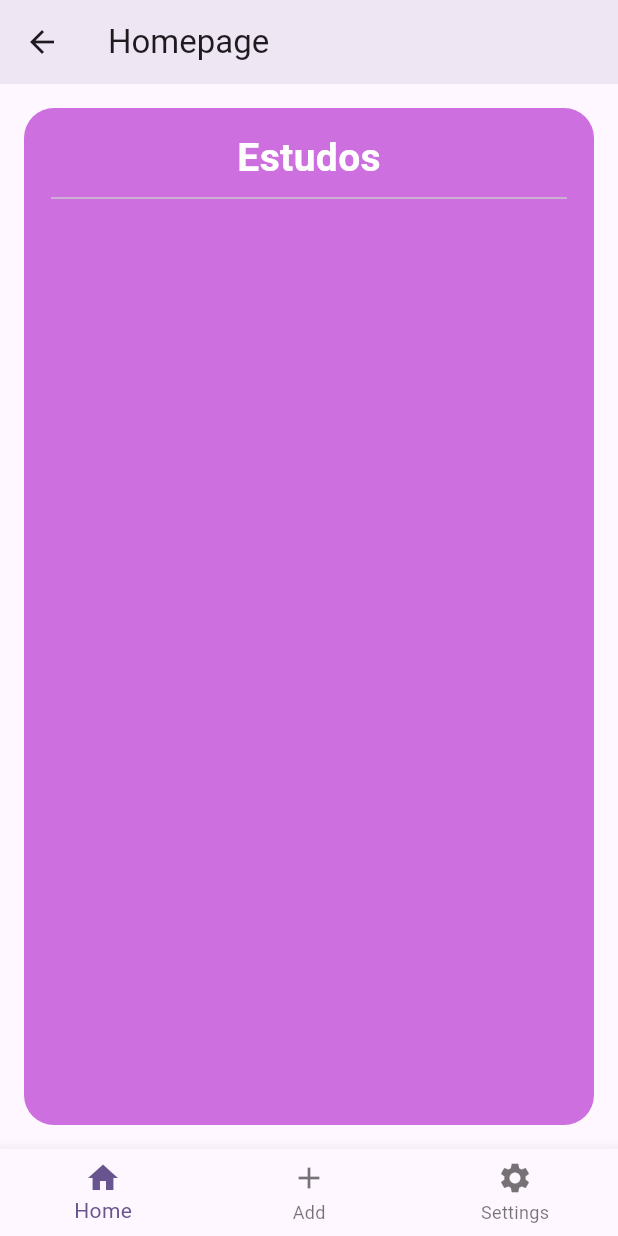
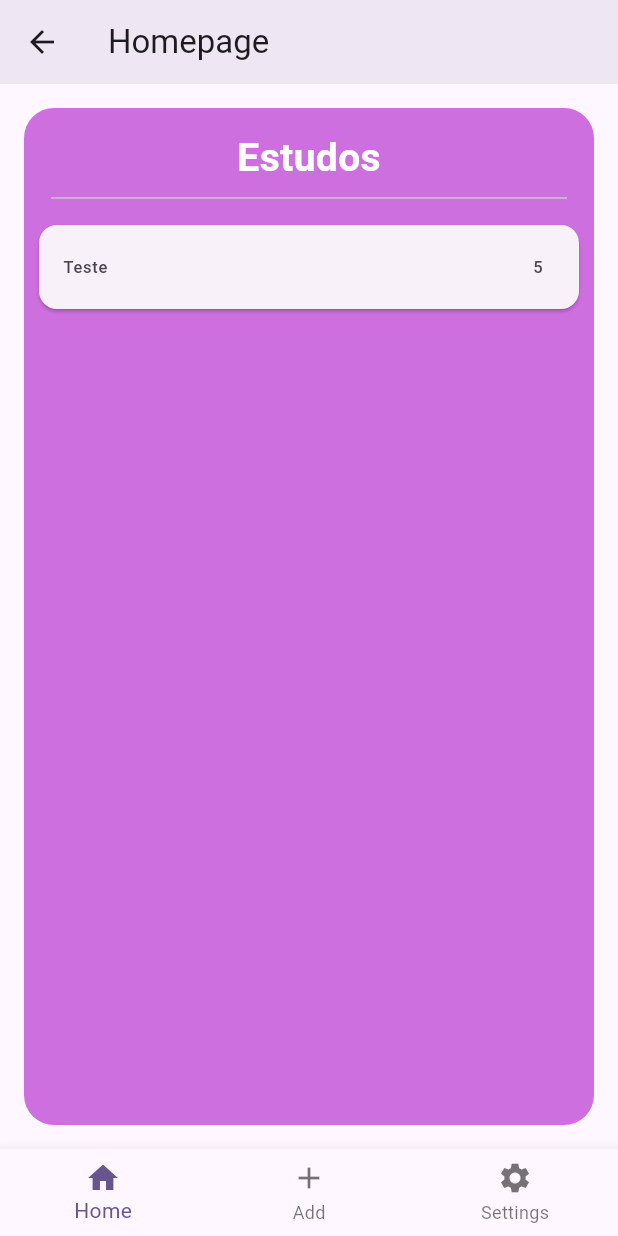
Before and after one commit to PedroH-Peres/studylistapp, a Flutter app: the HomePage screen opened by its route, on a phone screen of 412 x 824 dp. Run offline on Flutter 3.47's test engine with Material 2 defaults, Android fonts, the phone set to English and light mode, and no system bars; our stand-ins replace flutter_mobx, mobx; generated files the repository leaves out were written again.

Commit message:
StudyModel

```diff
--- /dev/null
+++ b/studyapp/lib/models/study.dart
@@ -0,0 +1,15 @@
+class Study{
+
+  final int workTime;
+  final int breakTime;
+  final String title;
+  final String? description;
+  int totalTimeofStudy = 0;
+
+  Study({required this.workTime, required this.breakTime, required this.title, this.description});
+
+  void incTotalTime(int i){
+    totalTimeofStudy+=i;
+  }
+
+}
--- a/studyapp/lib/pages/overview.dart
+++ b/studyapp/lib/pages/overview.dart
@@ -1,10 +1,17 @@
 import 'package:flutter/material.dart';
+
+import '../models/study.dart';
 
 class OverviewPage extends StatelessWidget {
   const OverviewPage({super.key});
 
   @override
   Widget build(BuildContext context) {
+
+    List<Study> studyList = [
+      Study(workTime: 5, breakTime: 1, title: "Teste")
+    ];
+
     return Container(
           width: MediaQuery.of(context).size.width,
           height: MediaQuery.of(context).size.height,
@@ -26,7 +33,19 @@ class OverviewPage extends StatelessWidget {
                 ),
                 Padding(child: Divider(), padding: EdgeInsets.symmetric(horizontal: 18),),
                 Container(
-
+                  child: GestureDetector(
+                    onTap: (){
+                      studyList[0].incTotalTime(1);
+                      print(studyList[0].totalTimeofStudy);
+                    },
+                    child: Card(
+                      margin: EdgeInsets.all(10),
+                      child: ListTile(
+                        leading: Text(studyList[0].title),
+                        trailing: Text(studyList[0].workTime.toString()),
+                      ),
+                    ),
+                  ),
                 )
               ],
             ),
```
